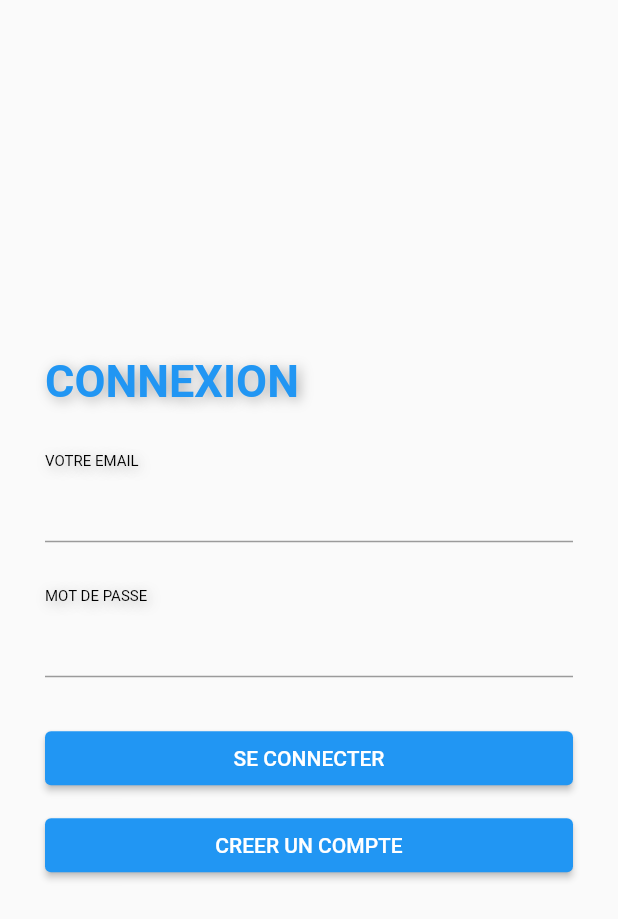
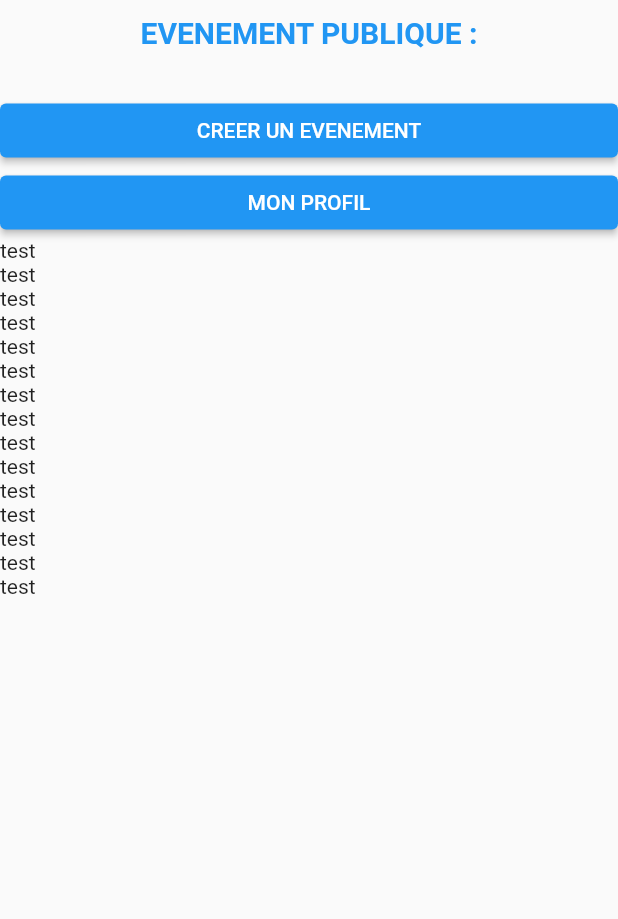
Before and after one commit to LucasHumbert/atelier2-mobile, a Flutter app: the screen it shows after launch, after a tap on "SE CONNECTER", on a phone screen of 412 x 824 dp. Shown: the top 919 px of the screen. Run offline on Flutter 3.47's test engine with Material 2 defaults, Android fonts, the phone set to English and light mode, and no system bars.

Commit message:
:sparkles: Beginning creation

```diff
--- a/lib/main.dart
+++ b/lib/main.dart
@@ -1,3 +1,5 @@
+import 'package:atelier/pages/create_event.dart';
+import 'package:atelier/pages/event.dart';
 import 'package:atelier/pages/home.dart';
 import 'package:flutter/material.dart';
 
@@ -13,10 +15,15 @@ class MyApp extends StatelessWidget {
   Widget build(BuildContext context) {
     return MaterialApp(
       title: 'Flutter Demo',
+      initialRoute: MyHomePage.routeName,
+      routes: {
+        MyHomePage.routeName : (context) => const MyHomePage(),
+        EventPage.routeName: (context) => const EventPage(),
+        CreateEventPage.routeName: (context) => const CreateEventPage(),
+      },
       theme: ThemeData(
         primarySwatch: Colors.blue,
       ),
-      home: const MyHomePage(title: 'Flutter Demo Home Page'),
     );
   }
 }
--- /dev/null
+++ b/lib/pages/event.dart
@@ -0,0 +1,51 @@
+import 'package:flutter/material.dart';
+import 'package:url_launcher/url_launcher.dart';
+
+class EventPage extends StatefulWidget {
+  const EventPage({Key? key}) : super(key: key);
+
+  static String routeName = '/event';
+
+  @override
+  State<EventPage> createState() => _EventPage();
+}
+
+class _EventPage extends State<EventPage> {
+  @override
+  Widget build(BuildContext context) {
+    return SafeArea(
+        child: Scaffold(
+            body: Column(
+              crossAxisAlignment: CrossAxisAlignment.stretch,
+      children: [
+        Center(
+            child: Padding(
+          padding: EdgeInsets.only(top: 10),
+          child: RichText(
+              text: const TextSpan(
+                  text: 'EVENEMENT PUBLIQUE :',
+                  style: TextStyle(
+                      color: Colors.blue,
+                      fontWeight: FontWeight.bold,
+                      fontSize: 20.0))),
+        )),
+        const SizedBox(
+          height: 30.0,
+        ),
+        ElevatedButton(
+            onPressed: () => {
+              Navigator.pushNamed(context, '/create_event')
+            }, child: const Text('CREER UN EVENEMENT')
+        ),
+        ElevatedButton(onPressed: () => {}, child: Text('MON PROFIL')),
+        ListView.builder(
+          shrinkWrap: true,
+          itemBuilder: (BuildContext context, int index) {
+            return Text('test');
+          },
+          itemCount: 15,
+        )
+      ],
+    )));
+  }
+}
--- a/lib/pages/home.dart
+++ b/lib/pages/home.dart
@@ -2,22 +2,26 @@ import 'package:flutter/material.dart';
 import 'package:url_launcher/url_launcher.dart';
 
 class MyHomePage extends StatefulWidget {
-  const MyHomePage({Key? key, required this.title}) : super(key: key);
+  const MyHomePage({Key? key}) : super(key: key);
 
-  final String title;
+  static String routeName = '/';
 
   @override
   State<MyHomePage> createState() => _MyHomePageState();
 }
 
 class _MyHomePageState extends State<MyHomePage> {
-  int _counter = 0;
 
-  void _incrementCounter() {
-    setState(() {
-      _counter++;
-    });
+  final mailController = TextEditingController();
+  final passwordController = TextEditingController();
+
+  @override
+  void dispose() {
+    passwordController.dispose();
+    mailController.dispose();
+    super.dispose();
   }
+
 
   @override
   Widget build(BuildContext context) {
@@ -28,6 +32,7 @@ class _MyHomePageState extends State<MyHomePage> {
             padding: const EdgeInsets.symmetric(
               horizontal: 30.0,
             ),
+            child: Container(
               child: Column(
                 crossAxisAlignment: CrossAxisAlignment.start,
                 children: [
@@ -65,7 +70,9 @@ class _MyHomePageState extends State<MyHomePage> {
                                       color: Color.fromARGB(80, 0, 0, 0),
                                     )
                                   ]))),
-                  TextFormField(),
+                      TextFormField(
+                        controller: mailController,
+                      ),
                       const SizedBox(
                         height: 30.0,
                       ),
@@ -82,31 +89,33 @@ class _MyHomePageState extends State<MyHomePage> {
                                       color: Color.fromARGB(80, 0, 0, 0),
                                     )
                                   ]))),
-                  TextFormField(),
+                      TextFormField(
+                        controller: passwordController,
+                        obscureText: true,
+                      ),
                       const SizedBox(
                         height: 30.0,
                       ),
                       ElevatedButton(
-                      onPressed: () => {
-
+                          onPressed: () =>
+                              {
+                                Navigator.pushNamed(context, '/event')
                               },
-                      child: const Text('SE CONNECTER')
-                  ),
+                          child: const Text('SE CONNECTER')),
                       const SizedBox(
                         height: 10.0,
                       ),
                       ElevatedButton(
                           onPressed: () => {
-                        launch('http://youtube.com/')
+                                launch(
+                                    'https://www.youtube.com/watch?v=dQw4w9WgXcQ')
                               },
-                      child: const Text('CREER UN COMPTE')
-                  ),
-
+                          child: const Text('CREER UN COMPTE')),
                     ],
                   ))
                 ],
               ),
-        ),
+            )),
       ),
     ));
   }
```
Also changed, not shown: lib/components/event_preview.dart (added, +18 -0 lines), lib/pages/create_event.dart (added, +117 -0 lines), pubspec.lock, 1 other file. Lines whose indentation alone changed are shown as unchanged.
